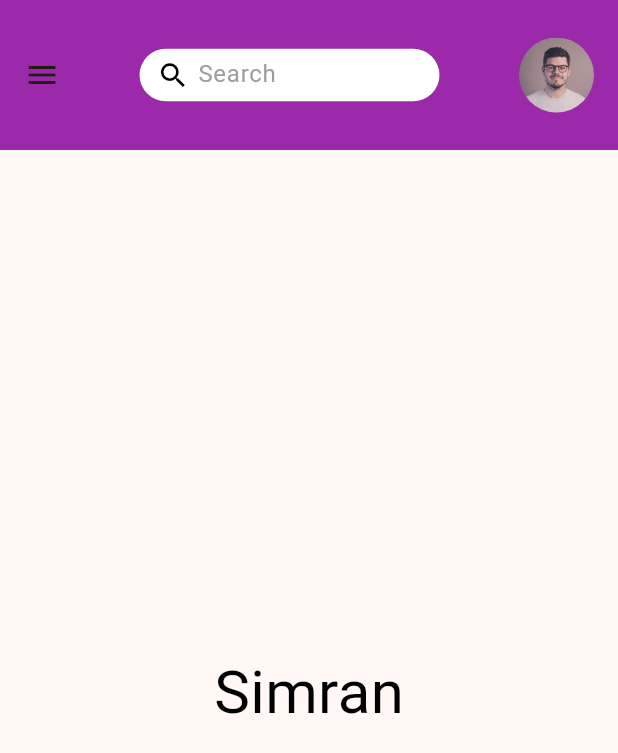
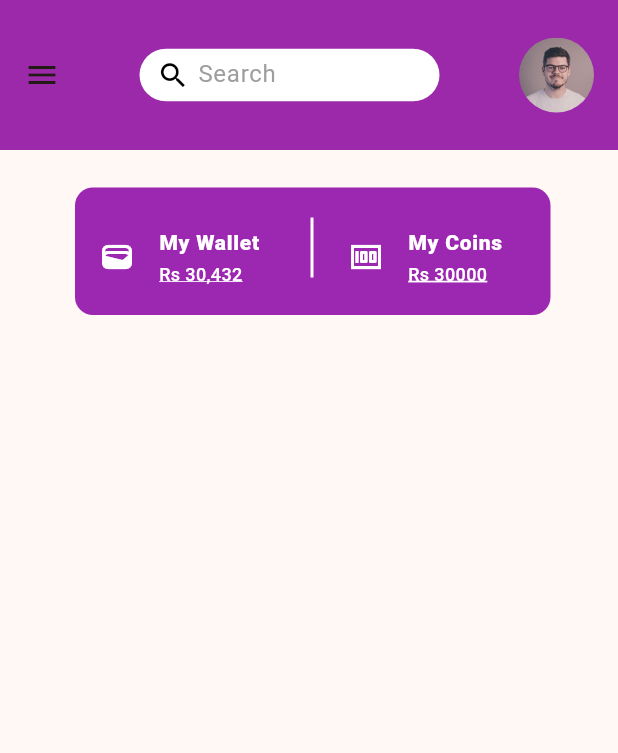
Before and after one commit to Simransingh010/Flutter-UI-E-Shop-App, a Flutter app: the screen it shows after launch, on a phone screen of 412 x 824 dp. Shown: the top 753 px of the screen. Run offline on Flutter 3.47's test engine with Material 3 defaults, Android fonts, the phone set to English and light mode, and no system bars.

Commit message:
commit 2

```diff
--- a/e_shop_clone/lib/Screens/home.dart
+++ b/e_shop_clone/lib/Screens/home.dart
@@ -1,5 +1,3 @@
-import 'dart:html';
-
 import 'package:e_shop_clone/Screens/Drawer.dart';
 import 'package:flutter/material.dart';
 
@@ -33,11 +31,100 @@ class Home extends StatelessWidget {
         ],
       ),
       drawer: const DrawerCall(),
-      body: Center(
-        child: Text(
-          'Simran',
-          style: TextStyle(fontSize: 40, color: Colors.black),
-        ),
+      body: Column(
+        children: [
+          Container(
+            width: 500,
+            padding: EdgeInsets.only(top: 0, bottom: 25, left: 0, right: 0),
+            margin: EdgeInsets.only(
+              top: 25,
+              right: 45,
+              left: 50,
+            ),
+            decoration: BoxDecoration(
+              color: Colors.purple,
+              borderRadius: BorderRadius.circular(12.0),
+            ),
+            child: IntrinsicHeight(
+              child: Row(
+                children: [
+                  SizedBox(
+                    height: 60,
+                    width: 150,
+                    child: Padding(
+                      padding: const EdgeInsets.only(
+                        right: 0,
+                        left: 0,
+                        top: 10,
+                      ),
+                      child: ListTile(
+                        leading: Icon(
+                          Icons.wallet_rounded,
+                          color: Colors.white,
+                        ),
+                        title: Text(
+                          'My Wallet',
+                          style: TextStyle(
+                            fontSize: 14,
+                            color: Colors.white,
+                            fontWeight: FontWeight.w900,
+                          ),
+                        ),
+                        subtitle: Text(
+                          'Rs 30,432',
+                          style: TextStyle(
+                              color: Colors.white,
+                              fontSize: 12,
+                              decoration: TextDecoration.underline,
+                              decorationColor: Colors.white,
+                              decorationThickness: 1,
+                              fontWeight: FontWeight.w500),
+                        ),
+                      ),
+                    ),
+                  ),
+                  VerticalDivider(
+                    color: Colors.white,
+                    thickness: 2.0,
+                    indent: 20,
+                  ),
+                  SizedBox(
+                    height: 60,
+                    width: 160,
+                    child: Padding(
+                      padding: const EdgeInsets.only(
+                          left: 0, right: 0, top: 10, bottom: 10),
+                      child: ListTile(
+                        leading: Icon(
+                          Icons.money,
+                          color: Colors.white,
+                        ),
+                        title: Text(
+                          'My Coins',
+                          style: TextStyle(
+                            fontSize: 14,
+                            color: Colors.white,
+                            fontWeight: FontWeight.w900,
+                          ),
+                        ),
+                        subtitle: Text(
+                          'Rs 30000',
+                          style: TextStyle(
+                              color: Colors.white,
+                              fontSize: 12,
+                              decoration: TextDecoration.underline,
+                              decorationColor: Colors.white,
+                              decorationThickness: 2,
+                              fontWeight: FontWeight.w500),
+                        ),
+                      ),
+                    ),
+                  ),
+                ],
+              ),
+            ),
+          ),
+        ],
       ),
     );
   }
```
